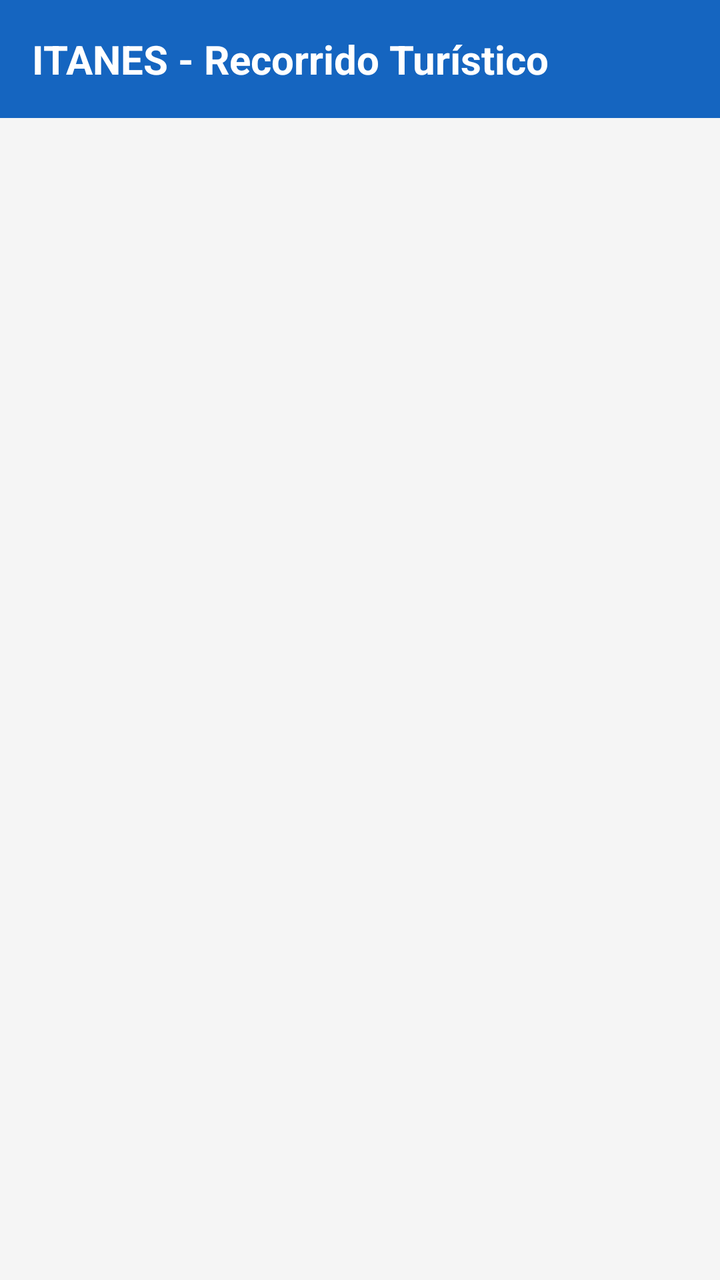
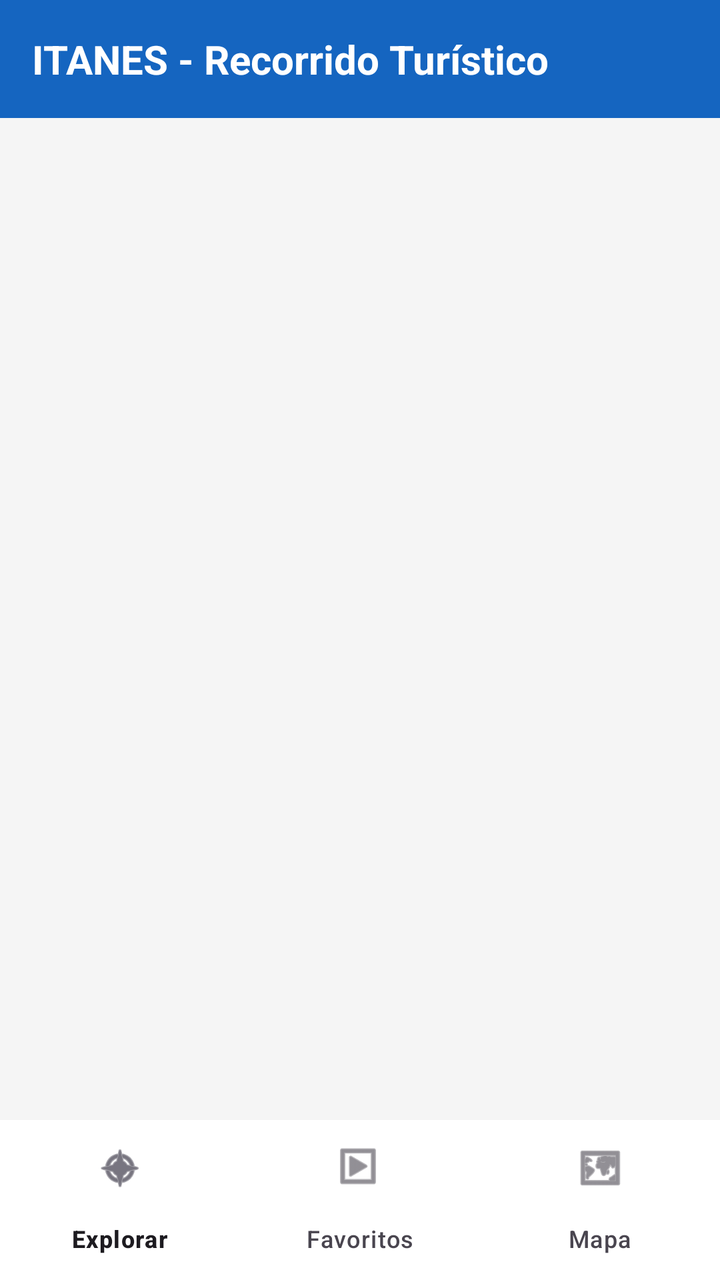

Before-and-after screenshots of an Android layout around one commit, followed by the original layout XML and the change that was made.
<!-- AndroidManifest.xml: application theme Theme.ITANESTourMyApplication -->
<!-- res/layout/activity_main.xml -->
<?xml version="1.0" encoding="utf-8"?>
<LinearLayout xmlns:android="http://schemas.android.com/apk/res/android"
    android:layout_width="match_parent"
    android:layout_height="match_parent"
    android:orientation="vertical"
    android:background="#F5F5F5">

    <TextView
        android:layout_width="match_parent"
        android:layout_height="wrap_content"
        android:padding="16dp"
        android:background="#1565C0"
        android:text="ITANES - Recorrido Turístico"
        android:textColor="#FFFFFF"
        android:textSize="20sp"
        android:textStyle="bold" />

    <androidx.recyclerview.widget.RecyclerView
        android:id="@+id/rvPuntos"
        android:layout_width="match_parent"
        android:layout_height="match_parent"
        android:padding="8dp" />
</LinearLayout>
<!-- resources referenced by this layout -->
<resources>
  <style name="Theme.ITANESTourMyApplication" parent="Base.Theme.ITANESTourMyApplication" />
  <style name="Base.Theme.ITANESTourMyApplication" parent="Theme.Material3.DayNight.NoActionBar">
          
          
      </style>
</resources>

<!-- the commit's change to res/layout/activity_main.xml (unified diff, before → after) -->
@@ -1,11 +1,12 @@
 <?xml version="1.0" encoding="utf-8"?>
-<LinearLayout xmlns:android="http://schemas.android.com/apk/res/android"
+<androidx.constraintlayout.widget.ConstraintLayout xmlns:android="http://schemas.android.com/apk/res/android"
+    xmlns:app="http://schemas.android.com/apk/res-auto"
     android:layout_width="match_parent"
     android:layout_height="match_parent"
-    android:orientation="vertical"
     android:background="#F5F5F5">
 
     <TextView
+        android:id="@+id/tvHeader"
         android:layout_width="match_parent"
         android:layout_height="wrap_content"
         android:padding="16dp"
@@ -13,11 +14,25 @@
         android:text="ITANES - Recorrido Turístico"
         android:textColor="#FFFFFF"
         android:textSize="20sp"
-        android:textStyle="bold" />
+        android:textStyle="bold"
+        app:layout_constraintTop_toTopOf="parent" />
 
     <androidx.recyclerview.widget.RecyclerView
         android:id="@+id/rvPuntos"
+        android:layout_width="0dp"
+        android:layout_height="0dp"
+        android:padding="8dp"
+        app:layout_constraintTop_toBottomOf="@id/tvHeader"
+        app:layout_constraintBottom_toTopOf="@id/bottomNavigation"
+        app:layout_constraintStart_toStartOf="parent"
+        app:layout_constraintEnd_toEndOf="parent" />
+
+    <com.google.android.material.bottomnavigation.BottomNavigationView
+        android:id="@+id/bottomNavigation"
         android:layout_width="match_parent"
-        android:layout_height="match_parent"
-        android:padding="8dp" />
-</LinearLayout>
+        android:layout_height="wrap_content"
+        android:background="#FFFFFF"
+        app:menu="@menu/bottom_nav_menu"
+        app:layout_constraintBottom_toBottomOf="parent" />
+
+</androidx.constraintlayout.widget.ConstraintLayout>
